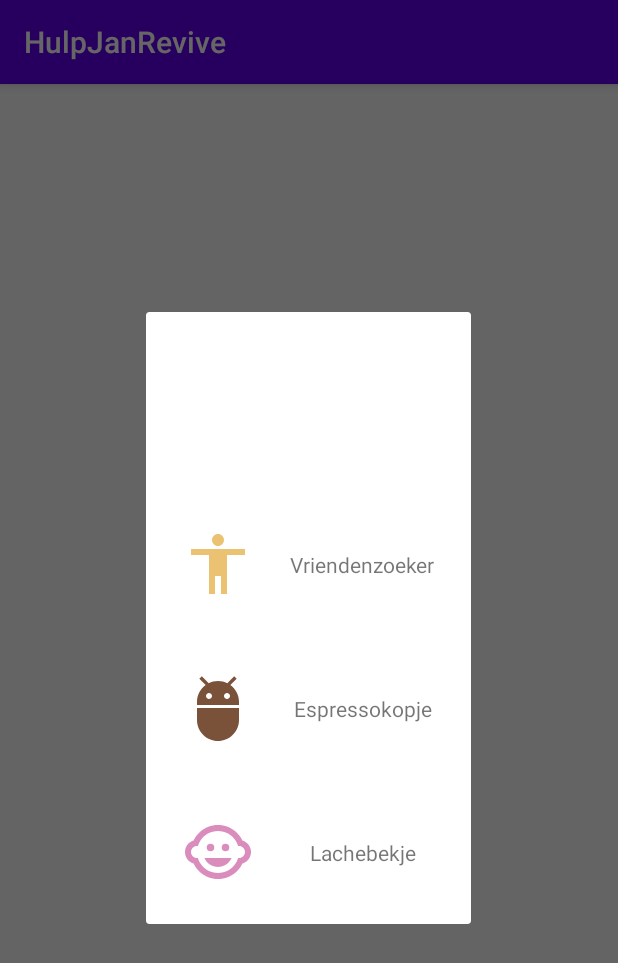
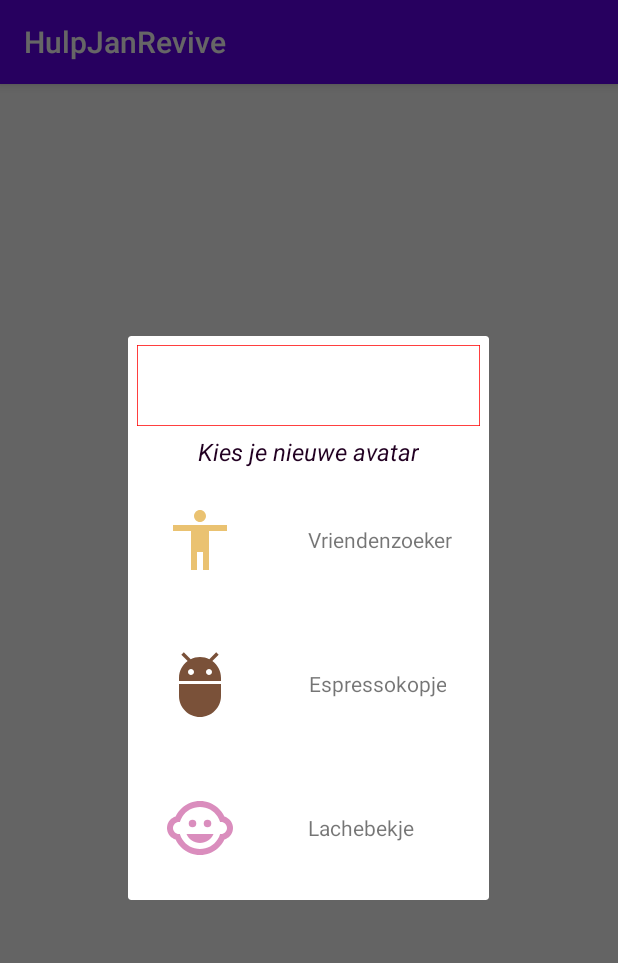
Before and after one commit to Khamaseen/HulpJanRevive, an Android app: the fragment AvatarPicker shown on its own in the app's theme, on a phone screen of 412 x 824 dp. Shown: the top 963 px of the screen. Run offline under Robolectric (Android 15) with nearby library versions, the phone set to English and light mode, and no system bars.

Commit message:
need to add listener from dialogFragment

```diff
--- a/app/src/main/java/com/example/hulpjanrevive/ui/AvatarAdapter.kt
+++ b/app/src/main/java/com/example/hulpjanrevive/ui/AvatarAdapter.kt
@@ -2,14 +2,13 @@ package com.example.hulpjanrevive.ui
 
 import android.content.Context
 import android.view.LayoutInflater
-import android.view.View
 import android.view.ViewGroup
 import androidx.recyclerview.widget.RecyclerView
 import com.example.hulpjanrevive.R
 
 class AvatarAdapter(
     private val context: Context,
-    private val listener: View.OnClickListener
+    private val listener: (IconResource) -> Unit
 ) : RecyclerView.Adapter<AvatarViewHolder>() {
 
     private var data: List<IconResource>? = null
--- a/app/src/main/java/com/example/hulpjanrevive/ui/AvatarPicker.kt
+++ b/app/src/main/java/com/example/hulpjanrevive/ui/AvatarPicker.kt
@@ -40,7 +40,7 @@ class AvatarPicker(
 
     override fun onAttach(context: Context) {
         super.onAttach(context)
-        adapter = AvatarAdapter(context, View.OnClickListener { onClicked() })
+        adapter = AvatarAdapter(context, {onClicked(it)} )
     }
 
     override fun onCreateView(
@@ -55,11 +55,11 @@ class AvatarPicker(
         super.onViewCreated(view, savedInstanceState)
 
         val mapper = ResourceMapper()
-        savedInstanceState?.also {
+        arguments?.also {
             val number = it.getInt(ICON_RESOURCE)
             val current = mapper.mapToIconResources(listOf(RawIconResource(number)))[0]
             iv_current.setImageResource(current.icon)
-            tv_current.text = current.description.toString()
+            tv_current.text = getString(current.description)
         }
 
         recycler_view.layoutManager = LinearLayoutManager(requireContext())
@@ -72,8 +72,10 @@ class AvatarPicker(
         recycler_view.adapter = adapter
     }
 
-    private fun onClicked() {
+    private fun onClicked(data: IconResource) {
         Toast.makeText(context, "clicked", Toast.LENGTH_SHORT).show()
+//        setFragmentResult("requestKey", bundleOf("resultKey" to result))
+//        dismiss()
     }
 
 }
--- a/app/src/main/java/com/example/hulpjanrevive/ui/AvatarViewHolder.kt
+++ b/app/src/main/java/com/example/hulpjanrevive/ui/AvatarViewHolder.kt
@@ -10,9 +10,13 @@ class AvatarViewHolder(
     itemView: View
 ): RecyclerView.ViewHolder(itemView){
 
+    private lateinit var data: IconResource
 
-    fun bind(listener: View.OnClickListener, data: IconResource) {
-        itemView.setOnClickListener { listener }
+    fun bind(listener: (IconResource) -> Unit, data: IconResource) {
+        this.data = data
+        itemView.setOnClickListener {
+            listener(data)
+        }
         itemView.findViewById<ImageView>(R.id.iv_icon)?.apply {
             setImageDrawable(resources.getDrawable(data.icon))
         }
--- a/app/src/main/java/com/example/hulpjanrevive/ui/PersonFragment.kt
+++ b/app/src/main/java/com/example/hulpjanrevive/ui/PersonFragment.kt
@@ -90,6 +90,11 @@ class PersonFragment : Fragment() {
     }
 
     private fun openAvatarPicker(icon: Int?) {
+//        setFragmentResultListener("requestKey") { key, bundle ->
+//            val result = bundle.getString("resultKey")
+//            // Do something with the result...
+//        }
+
         val newFragment: AvatarPicker = AvatarPicker.newInstance(icon ?: 0)
         newFragment.show(requireFragmentManager(), "dialog")
         Toast.makeText(context, "clicked avatar", Toast.LENGTH_SHORT).show()
--- a/app/src/main/res/layout/avatar_list_item.xml
+++ b/app/src/main/res/layout/avatar_list_item.xml
@@ -1,8 +1,9 @@
 <?xml version="1.0" encoding="utf-8"?>
-<androidx.constraintlayout.widget.ConstraintLayout
+<LinearLayout
     xmlns:android="http://schemas.android.com/apk/res/android"
     xmlns:tools="http://schemas.android.com/tools"
     xmlns:app="http://schemas.android.com/apk/res-auto"
+    android:orientation="horizontal"
     android:layout_width="match_parent"
     android:layout_height="wrap_content">
 
@@ -11,21 +12,14 @@
         android:layout_width="48dp"
         android:layout_height="48dp"
         android:layout_margin="@dimen/border_primary"
-        tools:src="@drawable/ic_default_profile"
-        app:layout_constraintStart_toStartOf="parent"
-        app:layout_constraintTop_toTopOf="parent"
-        app:layout_constraintBottom_toBottomOf="parent"/>
+        tools:src="@drawable/ic_default_profile"/>
 
     <TextView
         android:id="@+id/tv_icon"
         android:layout_width="wrap_content"
-        android:layout_height="wrap_content"
+        android:layout_height="match_parent"
         android:layout_margin="@dimen/border_primary"
-        android:gravity="start"
-        tools:text="current image name"
-        app:layout_constraintTop_toTopOf="@id/iv_icon"
-        app:layout_constraintBottom_toBottomOf="@id/iv_icon"
-        app:layout_constraintStart_toEndOf="@id/iv_icon"
-        app:layout_constraintEnd_toEndOf="parent" />
+        android:gravity="center"
+        tools:text="current image name" />
 
-</androidx.constraintlayout.widget.ConstraintLayout>
+</LinearLayout>
--- a/app/src/main/res/layout/fragment_avatar_dialog.xml
+++ b/app/src/main/res/layout/fragment_avatar_dialog.xml
@@ -1,5 +1,6 @@
 <?xml version="1.0" encoding="utf-8"?>
-<androidx.constraintlayout.widget.ConstraintLayout xmlns:android="http://schemas.android.com/apk/res/android"
+<androidx.constraintlayout.widget.ConstraintLayout
+    xmlns:android="http://schemas.android.com/apk/res/android"
     android:layout_width="match_parent"
     android:layout_height="wrap_content"
     xmlns:app="http://schemas.android.com/apk/res-auto"
@@ -7,8 +8,9 @@
 
     <androidx.constraintlayout.widget.ConstraintLayout
         android:id="@+id/box_current"
-        android:layout_width="match_parent"
+        android:layout_width="0dp"
         android:layout_height="wrap_content"
+        android:padding="@dimen/border_minimal"
         app:layout_constraintStart_toStartOf="parent"
         app:layout_constraintEnd_toEndOf="parent"
         app:layout_constraintTop_toTopOf="parent">
@@ -17,25 +19,23 @@
             android:layout_width="match_parent"
             android:layout_height="0dp"
             app:layout_constraintTop_toTopOf="parent"
+            app:layout_constraintStart_toStartOf="parent"
             app:layout_constraintBottom_toBottomOf="parent"
-            app:layout_constraintStart_toStartOf="parent"
             app:layout_constraintEnd_toEndOf="parent"/>
 
         <ImageView
             android:id="@+id/iv_current"
             android:layout_width="48dp"
             android:layout_height="48dp"
-            android:layout_margin="@dimen/border_primary"
+            android:layout_margin="@dimen/border_minimal"
             tools:src="@drawable/ic_default_profile"
             app:layout_constraintTop_toTopOf="parent"
-            app:layout_constraintStart_toStartOf="parent"
-            app:layout_constraintBottom_toBottomOf="parent"/>
+            app:layout_constraintStart_toStartOf="parent"/>
 
         <TextView
             android:id="@+id/tv_current"
-            android:layout_width="0dp"
+            android:layout_width="wrap_content"
             android:layout_height="wrap_content"
-            android:padding="@dimen/border_primary"
             app:layout_constraintTop_toTopOf="parent"
             app:layout_constraintEnd_toEndOf="parent"
             app:layout_constraintStart_toEndOf="@id/iv_current"
@@ -45,12 +45,22 @@
 
     </androidx.constraintlayout.widget.ConstraintLayout>
 
+    <TextView
+        android:id="@+id/description"
+        android:layout_width="match_parent"
+        android:layout_height="wrap_content"
+        app:layout_constraintTop_toBottomOf="@id/box_current"
+        app:layout_constraintStart_toStartOf="parent"
+        app:layout_constraintEnd_toEndOf="parent"
+        style="@style/text_default.editable"
+        android:gravity="center_horizontal"
+        android:text="@string/pick_avatar"/>
+
     <androidx.recyclerview.widget.RecyclerView
         android:id="@+id/recycler_view"
         android:layout_width="match_parent"
         android:layout_height="wrap_content"
-        android:layout_marginTop="@dimen/border_primary"
-        app:layout_constraintTop_toBottomOf="@id/box_current"
+        app:layout_constraintTop_toBottomOf="@id/description"
         app:layout_constraintStart_toStartOf="parent"
         app:layout_constraintEnd_toEndOf="parent"
         app:layout_constraintBottom_toBottomOf="parent"/>
--- a/app/src/main/res/values/strings.xml
+++ b/app/src/main/res/values/strings.xml
@@ -11,6 +11,8 @@
     <string name="ic_default_profile_2">Espressokopje</string>
     <string name="ic_default_profile_3">Lachebekje</string>
 
+    <string name="pick_avatar">Kies je nieuwe avatar</string>
+
     <!-- MENU titles -->
     <string name="drawer_self">Eigen profiel</string>
 </resources>
```
